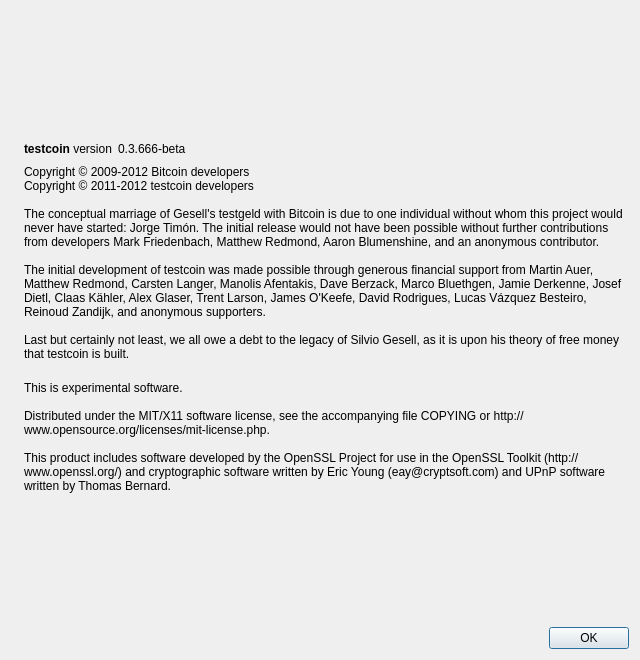
Old version of the form src/qt/forms/aboutdialog.ui in the repository yodacoin/test.
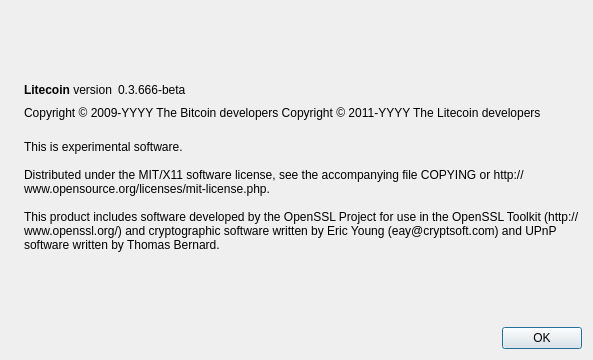
New version of the form. Icons and pictures are not drawn.

Diff of the .ui file:
```diff
--- a/src/qt/forms/aboutdialog.ui
+++ b/src/qt/forms/aboutdialog.ui
@@ -6,8 +6,8 @@
    <rect>
     <x>0</x>
     <y>0</y>
-    <width>640</width>
-    <height>660</height>
+    <width>593</width>
+    <height>360</height>
    </rect>
   </property>
   <property name="windowTitle">
@@ -50,7 +50,7 @@
           <cursorShape>IBeamCursor</cursorShape>
          </property>
          <property name="text">
-          <string>&lt;b&gt;testcoin&lt;/b&gt; version</string>
+          <string>&lt;b&gt;Litecoin&lt;/b&gt; version</string>
          </property>
          <property name="textInteractionFlags">
           <set>Qt::LinksAccessibleByMouse|Qt::TextSelectableByKeyboard|Qt::TextSelectableByMouse</set>
@@ -91,17 +91,11 @@
         <cursorShape>IBeamCursor</cursorShape>
        </property>
        <property name="text">
-        <string>Copyright © 2009-2012 Bitcoin developers
-Copyright © 2011-2012 testcoin developers
-
-The conceptual marriage of Gesell's testgeld with Bitcoin is due to one individual without whom this project would never have started: Jorge Timón. The initial release would not have been possible without further contributions from developers Mark Friedenbach, Matthew Redmond, Aaron Blumenshine, and an anonymous contributor.
-
-The initial development of testcoin was made possible through generous financial support from Martin Auer, Matthew Redmond, Carsten Langer, Manolis Afentakis, Dave Berzack, Marco Bluethgen, Jamie Derkenne, Josef Dietl, Claas Kähler, Alex Glaser, Trent Larson, James O'Keefe, David Rodrigues, Lucas Vázquez Besteiro, Reinoud Zandijk, and anonymous supporters.
-
-Last but certainly not least, we all owe a debt to the legacy of Silvio Gesell, as it is upon his theory of free money that testcoin is built.</string>
+        <string notr="true">Copyright &amp;copy; 2009-YYYY The Bitcoin developers
+Copyright &amp;copy; 2011-YYYY The Litecoin developers</string>
        </property>
-       <property name="wordWrap">
-        <bool>true</bool>
+       <property name="textFormat">
+        <enum>Qt::RichText</enum>
        </property>
        <property name="textInteractionFlags">
         <set>Qt::LinksAccessibleByMouse|Qt::TextSelectableByKeyboard|Qt::TextSelectableByMouse</set>
```
Left out of the diff: 6 changed lines with no effect on the pictures.
